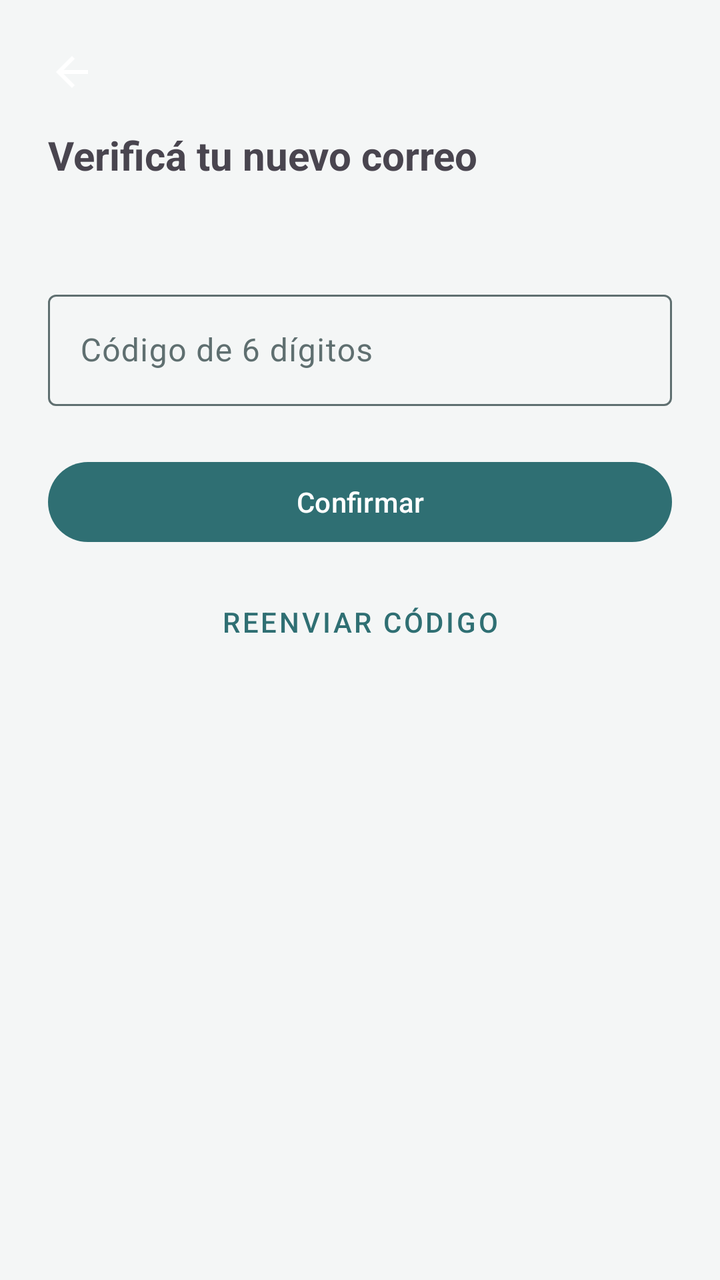
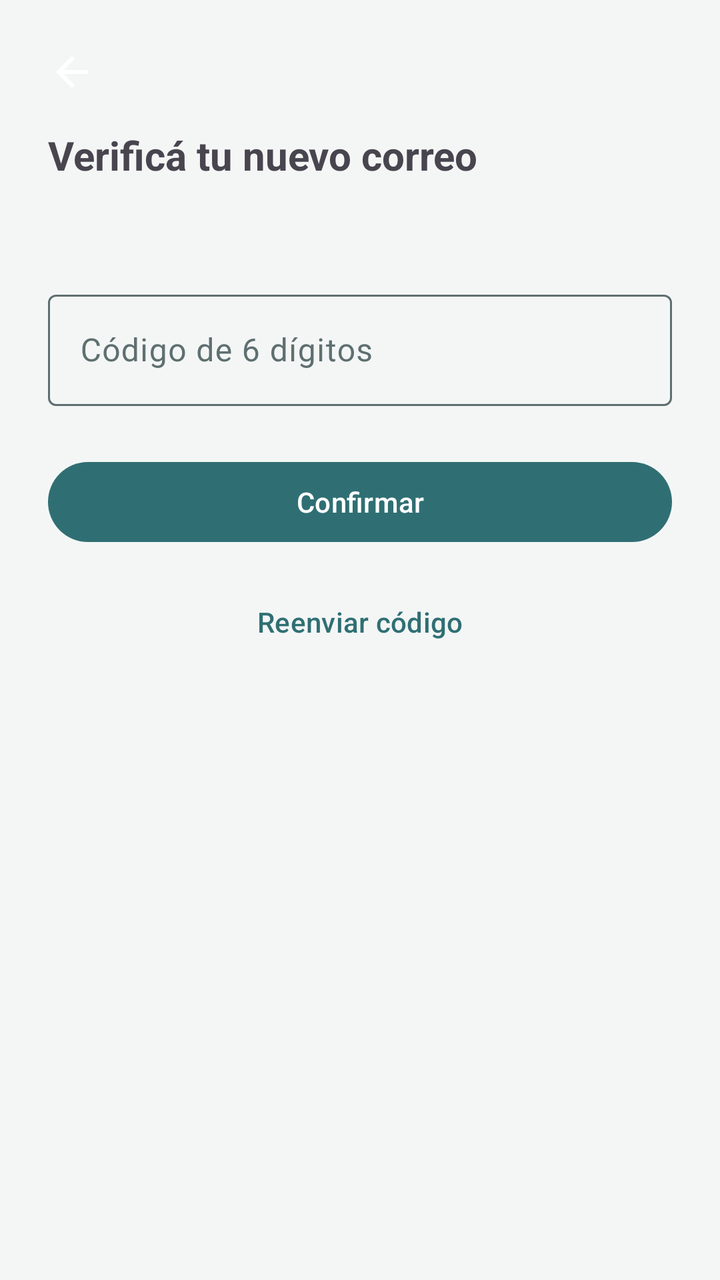

The first picture is an Android layout as it rendered before a commit; the second is the same layout after the commit. The layout source and the unified diff follow.
<!-- AndroidManifest.xml: application theme Theme.DA1ANDROIDNATIVE -->
<!-- res/layout/fragment_otp_email_change.xml -->
<?xml version="1.0" encoding="utf-8"?>
<LinearLayout xmlns:android="http://schemas.android.com/apk/res/android"
    android:layout_width="match_parent"
    android:layout_height="match_parent"
    android:orientation="vertical"
    android:padding="24dp">

    <ImageButton
        android:id="@+id/btnBack"
        android:layout_width="wrap_content"
        android:layout_height="wrap_content"
        android:src="@drawable/ic_arrow_back"
        android:background="?attr/selectableItemBackgroundBorderless"
        android:contentDescription="Volver" />

    <TextView
        android:layout_width="wrap_content"
        android:layout_height="wrap_content"
        android:text="Verificá tu nuevo correo"
        android:textSize="20sp"
        android:textStyle="bold"
        android:layout_marginTop="16dp"
        android:layout_marginBottom="8dp" />

    <TextView
        android:id="@+id/tvEmailTarget"
        android:layout_width="wrap_content"
        android:layout_height="wrap_content"
        android:layout_marginBottom="24dp" />

    <com.google.android.material.textfield.TextInputLayout
        android:layout_width="match_parent"
        android:layout_height="wrap_content"
        android:hint="Código de 6 dígitos"
        android:layout_marginBottom="24dp">

        <com.google.android.material.textfield.TextInputEditText
            android:id="@+id/etOtpCode"
            android:layout_width="match_parent"
            android:layout_height="wrap_content"
            android:inputType="number"
            android:maxLength="6" />

    </com.google.android.material.textfield.TextInputLayout>

    <Button
        android:id="@+id/btnConfirm"
        android:layout_width="match_parent"
        android:layout_height="wrap_content"
        android:text="Confirmar"
        android:layout_marginBottom="12dp" />

    <Button
        android:id="@+id/btnResend"
        style="@style/Widget.MaterialComponents.Button.TextButton"
        android:layout_width="match_parent"
        android:layout_height="wrap_content"
        android:text="Reenviar código" />

</LinearLayout>
<!-- resources referenced by this layout -->
<resources>
  <!-- drawable ic_arrow_back (drawable) -->
  <?xml version="1.0" encoding="utf-8"?>
  <vector xmlns:android="http://schemas.android.com/apk/res/android"
      android:width="24dp"
      android:height="24dp"
      android:viewportWidth="24"
      android:viewportHeight="24">
      <path
          android:fillColor="#FFFFFFFF"
          android:pathData="M20,11L7.83,11l5.59,-5.59L12,4l-8,8 8,8 1.41,-1.41L7.83,13L20,13z" />
  </vector>
  <style name="Theme.DA1ANDROIDNATIVE" parent="Theme.Material3.Light.NoActionBar">
          <item name="colorPrimary">@color/teal_primary</item>
          <item name="colorPrimaryVariant">@color/teal_dark</item>
          <item name="colorOnPrimary">@color/white</item>
          <item name="colorPrimaryContainer">@color/white</item>
          <item name="colorOnPrimaryContainer">@color/teal_primary</item>
  
          <item name="colorSecondary">@color/teal_primary</item>
          <item name="colorSecondaryVariant">@color/white</item>
          <item name="colorOnSecondary">@color/white</item>
          <item name="colorSecondaryContainer">@color/white</item>
          <item name="colorOnSecondaryContainer">@color/text_primary</item>
  
          <item name="colorTertiary">@color/white</item>
          <item name="colorOnTertiary">@color/white</item>
          <item name="colorTertiaryContainer">@color/white</item>
          <item name="colorOnTertiaryContainer">@color/text_primary</item>
  
          <item name="colorSurface">@color/surface</item>
          <item name="colorOnSurface">@color/text_primary</item>
          <item name="colorSurfaceVariant">@color/white</item>
          <item name="colorOnSurfaceVariant">@color/text_secondary</item>
          <item name="colorSurfaceContainer">@color/white</item>
          <item name="colorSurfaceContainerHigh">@color/white</item>
          <item name="colorSurfaceContainerHighest">@color/white</item>
          <item name="colorSurfaceContainerLow">#FFF4F8F8</item>
          <item name="colorSurfaceContainerLowest">@color/surface</item>
  
          <item name="android:colorBackground">@color/background</item>
          <item name="colorOnBackground">@color/text_primary</item>
          <item name="android:statusBarColor">@color/teal_dark</item>
  
          <item name="colorOutline">@color/text_secondary</item>
          <item name="colorOutlineVariant">#FFD0DCDD</item>
      </style>
  <color name="teal_primary">#FF2F6F73</color>
  <color name="teal_dark">#FF255A5E</color>
  <color name="white">#FFFFFFFF</color>
  <color name="text_primary">#FF1F2A2B</color>
  <color name="surface">#FFFFFFFF</color>
  <color name="text_secondary">#FF5F6F70</color>
  <color name="background">#FFF4F6F6</color>
</resources>

<!-- the commit's change to res/layout/fragment_otp_email_change.xml (unified diff, before → after) -->
@@ -43,16 +43,17 @@
 
     </com.google.android.material.textfield.TextInputLayout>
 
-    <Button
+    <com.google.android.material.button.MaterialButton
         android:id="@+id/btnConfirm"
+        style="@style/Widget.Material3.Button"
         android:layout_width="match_parent"
         android:layout_height="wrap_content"
         android:text="Confirmar"
         android:layout_marginBottom="12dp" />
 
-    <Button
+    <com.google.android.material.button.MaterialButton
         android:id="@+id/btnResend"
-        style="@style/Widget.MaterialComponents.Button.TextButton"
+        style="@style/Widget.Material3.Button.TextButton"
         android:layout_width="match_parent"
         android:layout_height="wrap_content"
         android:text="Reenviar código" />
